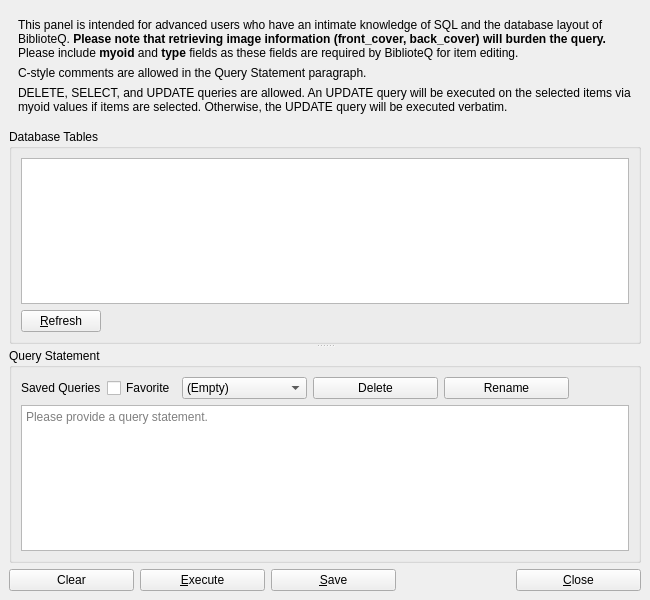
Old version of the form UI/biblioteq_customquery.ui in the repository textbrowser/biblioteq.
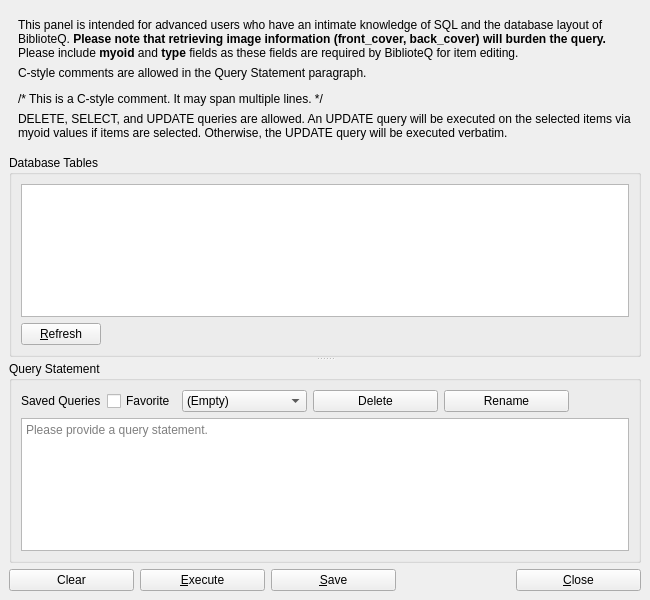
New version of the form. Icons and pictures are not drawn. Custom widgets are drawn as their Qt base class.

Patch:
```diff
--- a/UI/biblioteq_customquery.ui
+++ b/UI/biblioteq_customquery.ui
@@ -35,7 +35,7 @@
        <item>
         <widget class="QLabel" name="label_4">
          <property name="text">
-          <string>C-style comments are allowed in the Query Statement paragraph.</string>
+          <string>&lt;html&gt;&lt;head/&gt;&lt;body&gt;&lt;p&gt;C-style comments are allowed in the Query Statement paragraph.&lt;/p&gt;&lt;p&gt;/* This is a C-style comment. It may span multiple lines. */&lt;/p&gt;&lt;/body&gt;&lt;/html&gt;</string>
          </property>
          <property name="wordWrap">
           <bool>true</bool>
```
